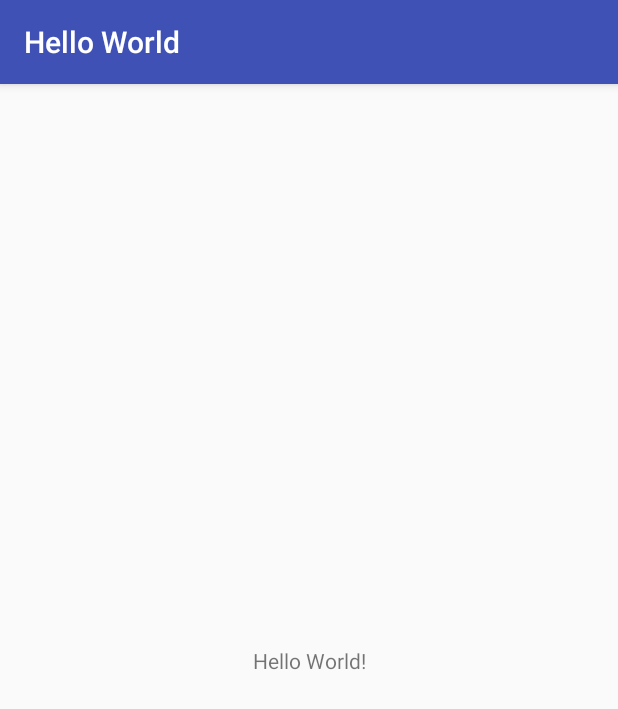
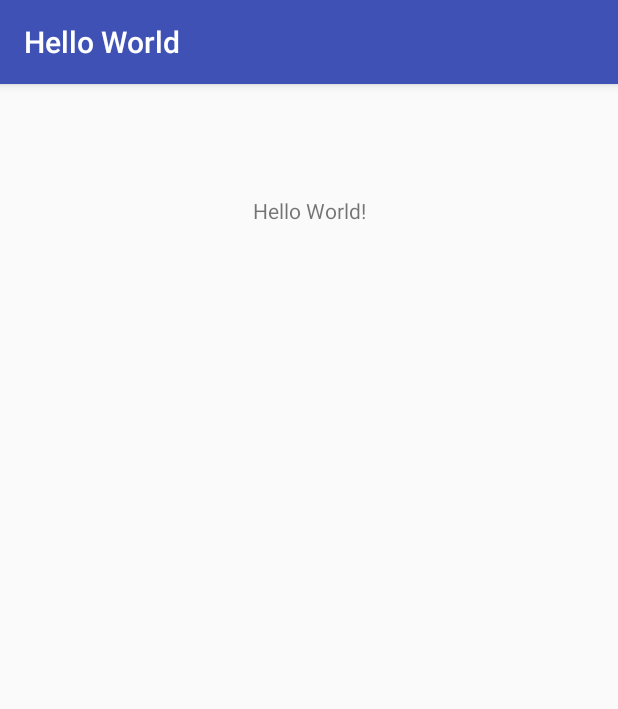
Before and after one commit to nazzog/AndroidApps, an Android app: the screen it shows after launch (MainActivity), on a phone screen of 412 x 824 dp. Shown: the top 709 px of the screen. Run offline under Robolectric (Android 15) with nearby library versions, the phone set to English and light mode, and no system bars.

Commit message:
README modifcado

```diff
--- a/HelloWorld/app/src/main/AndroidManifest.xml
+++ b/HelloWorld/app/src/main/AndroidManifest.xml
@@ -1,6 +1,6 @@
 <?xml version="1.0" encoding="utf-8"?>
 <manifest xmlns:android="http://schemas.android.com/apk/res/android"
-    package="com.example.nazzog.helloworld">
+    package="com.example.nazzog.helloworld" >
 
     <application
         android:allowBackup="true"
@@ -8,8 +8,8 @@
         android:label="@string/app_name"
         android:roundIcon="@mipmap/ic_launcher_round"
         android:supportsRtl="true"
-        android:theme="@style/AppTheme">
-        <activity android:name=".MainActivity">
+        android:theme="@style/AppTheme" >
+        <activity android:name=".MainActivity" >
             <intent-filter>
                 <action android:name="android.intent.action.MAIN" />
 
--- a/HelloWorld/app/src/main/res/layout/activity_main.xml
+++ b/HelloWorld/app/src/main/res/layout/activity_main.xml
@@ -1,7 +1,8 @@
 <?xml version="1.0" encoding="utf-8"?>
-<android.support.constraint.ConstraintLayout xmlns:android="http://schemas.android.com/apk/res/android"
+<android.support.constraint.ConstraintLayout
+    xmlns:android="http://schemas.android.com/apk/res/android"
+    xmlns:tools="http://schemas.android.com/tools"
     xmlns:app="http://schemas.android.com/apk/res-auto"
-    xmlns:tools="http://schemas.android.com/tools"
     android:layout_width="match_parent"
     android:layout_height="match_parent"
     tools:context="com.example.nazzog.helloworld.MainActivity">
@@ -13,6 +14,7 @@
         app:layout_constraintBottom_toBottomOf="parent"
         app:layout_constraintLeft_toLeftOf="parent"
         app:layout_constraintRight_toRightOf="parent"
-        app:layout_constraintTop_toTopOf="parent" />
+        app:layout_constraintTop_toTopOf="parent"
+        app:layout_constraintVertical_bias="0.100" />
 
 </android.support.constraint.ConstraintLayout>
```
Also changed, not shown: 1 other file.
